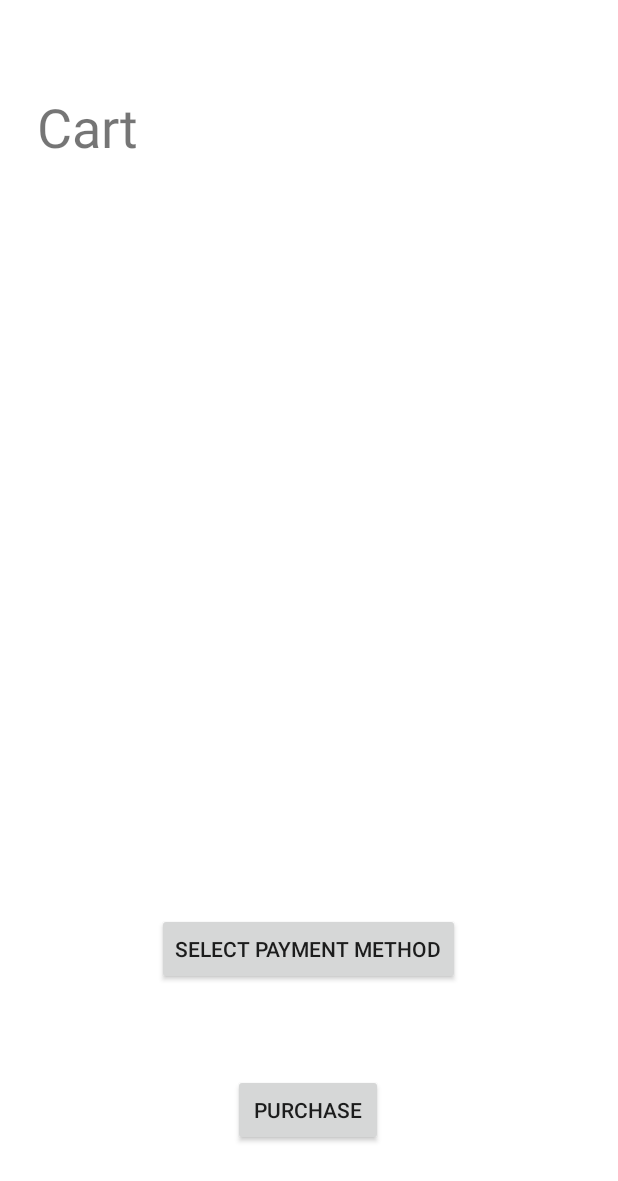
After one commit to UM-EECS-441/invezt, an Android app: the layout activity_cart.xml on its own in the app's theme, with its tools: preview values and no code run, on a phone screen of 412 x 824 dp. The commit adds this screen. Shown: the top 1181 px of the screen. Run offline under Robolectric (Android 15) with nearby library versions, the phone set to English and light mode, and no system bars.

Commit message:
Allowed users to add cards and purchase patterns

```diff
--- a/Invezt/app/build.gradle
+++ b/Invezt/app/build.gradle
@@ -40,5 +40,8 @@ dependencies {
     implementation "com.quickbirdstudios:yuvtomat:1.1.0"
     implementation 'androidx.lifecycle:lifecycle-common-java8:2.0.0'
     implementation 'com.android.volley:volley:1.1.0'
+    implementation 'com.google.android.gms:play-services-wallet:18.1.0'
+    implementation 'androidx.appcompat:appcompat:1.1.0'
+    implementation 'com.stripe:stripe-android:16.1.0'
 
 }
--- /dev/null
+++ b/Invezt/app/src/main/res/layout/activity_cart.xml
@@ -0,0 +1,46 @@
+<?xml version="1.0" encoding="utf-8"?>
+<androidx.constraintlayout.widget.ConstraintLayout xmlns:android="http://schemas.android.com/apk/res/android"
+    xmlns:app="http://schemas.android.com/apk/res-auto"
+    xmlns:tools="http://schemas.android.com/tools"
+    android:layout_width="match_parent"
+    android:layout_height="match_parent"
+    android:background="#FFFFFF"
+    tools:context=".CartActivity">
+
+    <TextView
+        android:id="@+id/cartTextView"
+        android:layout_width="100dp"
+        android:layout_height="50dp"
+        android:layout_marginTop="60dp"
+        android:text="Cart"
+        android:textSize="36sp"
+        app:layout_constraintEnd_toEndOf="parent"
+        app:layout_constraintHorizontal_bias="0.08"
+        app:layout_constraintStart_toStartOf="parent"
+        app:layout_constraintTop_toTopOf="parent" />
+
+    <Button
+        android:id="@+id/purchaseButton"
+        android:layout_width="100dp"
+        android:layout_height="wrap_content"
+        android:layout_marginBottom="60dp"
+        android:onClick="purchaseOnClick"
+        android:text="Purchase"
+        app:layout_constraintBottom_toBottomOf="parent"
+        app:layout_constraintEnd_toEndOf="parent"
+        app:layout_constraintHorizontal_bias="0.498"
+        app:layout_constraintStart_toStartOf="parent" />
+
+    <Button
+        android:id="@+id/selectPaymentButton"
+        android:layout_width="wrap_content"
+        android:layout_height="wrap_content"
+        android:onClick="selectPaymentMethod"
+        android:text="Select Payment Method"
+        app:layout_constraintBottom_toBottomOf="parent"
+        app:layout_constraintEnd_toEndOf="parent"
+        app:layout_constraintHorizontal_bias="0.497"
+        app:layout_constraintStart_toStartOf="parent"
+        app:layout_constraintTop_toTopOf="parent"
+        app:layout_constraintVertical_bias="0.784" />
+</androidx.constraintlayout.widget.ConstraintLayout>
--- a/Invezt/app/src/main/res/values/strings.xml
+++ b/Invezt/app/src/main/res/values/strings.xml
@@ -15,4 +15,5 @@
     <string name="switch_cv_mode">Computer Vision</string>
     <string name="withoutSignin">Continue Without Signing In</string>
     <string name="clientID">1057349198111-hak7ukkr1vupb2m5ritianlv0ot12d1q.apps.googleusercontent.com</string>
+    <string name="payments_show_name" translatable="false">Successfully received payment data for %s!</string>
 </resources>
```
Also changed, not shown: Invezt/app/src/main/AndroidManifest.xml (+9 -4 lines), Invezt/app/src/main/java/edu/umich/invezt/invezt/App.kt (added, +20 -0 lines), Invezt/app/src/main/java/edu/umich/invezt/invezt/CartActivity.kt (added, +230 -0 lines), Invezt/app/src/main/java/edu/umich/invezt/invezt/LearnActivity.kt (+25 -0 lines), Invezt/app/src/main/java/edu/umich/invezt/invezt/MainActivity.kt (+45 -2 lines), Invezt/app/src/main/res/layout/activity_main.xml (+11 -0 lines).
